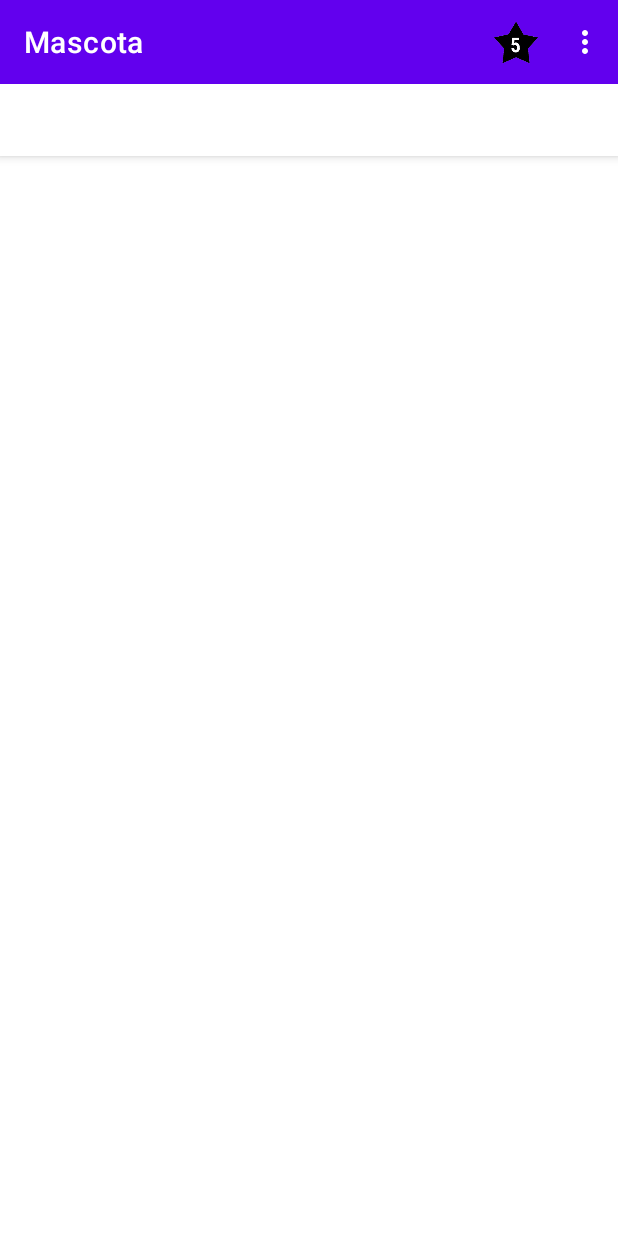
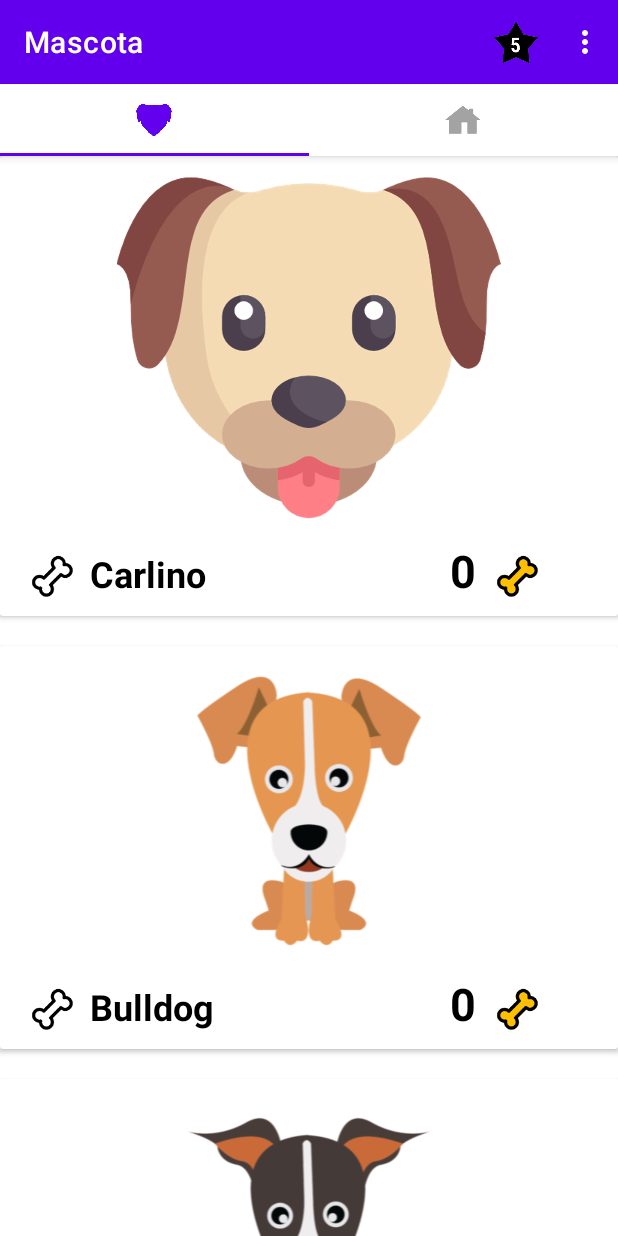
Before and after one commit to josegago82/Mascota, an Android app: the screen it shows after launch (MainActivity), on a phone screen of 412 x 824 dp. Run offline under Robolectric (Android 15) with nearby library versions, the phone set to English and light mode, and no system bars.

Commit message:
Initial commit

```diff
--- /dev/null
+++ b/app/src/main/java/com/josp/mascota/DB/BaseDatos.java
@@ -0,0 +1,121 @@
+package com.josp.mascota.DB;
+
+import android.content.ContentValues;
+import android.content.Context;
+import android.database.Cursor;
+import android.database.sqlite.SQLiteDatabase;
+import android.database.sqlite.SQLiteOpenHelper;
+
+import androidx.annotation.Nullable;
+
+import com.josp.mascota.Mascota;
+
+import java.util.ArrayList;
+
+public class BaseDatos extends SQLiteOpenHelper {
+
+    private final Context context;
+
+    public BaseDatos(@Nullable Context context) {
+        super(context, ConstantesBaseDatos.DATABASE_NAME, null, ConstantesBaseDatos.DATABASE_VERSION);
+        this.context = context;
+    }
+
+    @Override
+    public void onCreate(SQLiteDatabase db) {
+        String queryCrearTablaMascota = "CREATE TABLE " + ConstantesBaseDatos.TABLE_MASCOTAS + "(" +
+                ConstantesBaseDatos.TABLE_MASCOTAS_ID + " INTEGER PRIMARY KEY AUTOINCREMENT, " +
+                ConstantesBaseDatos.TABLE_MASCOTAS_FOTO + " INTEGER, " +
+                ConstantesBaseDatos.TABLE_MASCOTAS_FOTO_HUESO + " INTEGER, " +
+                ConstantesBaseDatos.TABLE_MASCOTAS_NAME + " TEXT, " +
+                ConstantesBaseDatos.TABLE_MASCOTAS_PUNTUACION + " INTEGER, " +
+                ConstantesBaseDatos.TABLE_MASCOTAS_FOTO_HUESOAMARILLO + " INTEGER" +
+                ")";
+
+        String queryCrearTablaLikesMascotas = "CREATE TABLE " + ConstantesBaseDatos.TABLE_LIKES_MASCOTAS + "(" +
+                ConstantesBaseDatos.TABLE_LIKES_MASCOTAS_ID + " INTEGER PRIMARY KEY AUTOINCREMENT, " +
+                ConstantesBaseDatos.TABLE_LIKES_MASCOTAS_ID_MASCOTAS + " INTEGER, " +
+                ConstantesBaseDatos.TABLE_LIKES_MASCOTAS_ID_NUMERO_LIKES + " INTEGER, " +
+                "FOREIGN KEY (" + ConstantesBaseDatos.TABLE_LIKES_MASCOTAS_ID_MASCOTAS + ") " +
+                "REFERENCES " + ConstantesBaseDatos.TABLE_MASCOTAS + "(" + ConstantesBaseDatos.TABLE_MASCOTAS_ID + ")" +
+                ")";
+
+        db.execSQL(queryCrearTablaMascota);
+        db.execSQL(queryCrearTablaLikesMascotas);
+
+    }
+
+    @Override
+    public void onUpgrade(SQLiteDatabase db, int oldVersion, int newVersion) {
+
+        db.execSQL("DROP TABLE IF EXITS " + ConstantesBaseDatos.TABLE_MASCOTAS);
+        db.execSQL("DROP TABLE IF EXITS " + ConstantesBaseDatos.TABLE_LIKES_MASCOTAS);
+        onCreate(db);
+    }
+
+    public ArrayList<Mascota> obtenerTodasMascotas() {
+        ArrayList<Mascota> mascotas = new ArrayList<>();
+
+        String query = "SELECT * FROM " + ConstantesBaseDatos.TABLE_MASCOTAS;
+        SQLiteDatabase db = this.getWritableDatabase();
+        Cursor registros = db.rawQuery(query, null);
+
+        while (registros.moveToNext()) {
+            Mascota mascotaActual = new Mascota();
+            mascotaActual.setId(registros.getInt(0));
+            mascotaActual.setFotomascota(registros.getInt(1));
+            mascotaActual.setHueso(registros.getInt(2));
+            mascotaActual.setNombre(registros.getString(3));
+            /*mascotaActual.setPuntuacion(registros.getInt(4));*/
+            mascotaActual.setHuesoamarillo(registros.getInt(5));
+
+            String queryLikes = "SELECT COUNT(" + ConstantesBaseDatos.TABLE_LIKES_MASCOTAS_ID_NUMERO_LIKES + ") as likes" +
+                    " FROM " + ConstantesBaseDatos.TABLE_LIKES_MASCOTAS +
+                    " WHERE " + ConstantesBaseDatos.TABLE_LIKES_MASCOTAS_ID + "=" + mascotaActual.getId();
+
+            Cursor registrosLikes = db.rawQuery(queryLikes, null);
+            if (registrosLikes.moveToNext()) {
+                mascotaActual.setPuntuacion(registrosLikes.getInt(0));
+            } else {
+                mascotaActual.setPuntuacion(0);
+            }
+
+            mascotas.add(mascotaActual);
+        }
+
+        db.close();
+
+        return mascotas;
+    }
+
+    public void insertarMascota(ContentValues contentValues) {
+        SQLiteDatabase db = this.getWritableDatabase();
+        db.insert(ConstantesBaseDatos.TABLE_MASCOTAS, null, contentValues);
+        db.close();
+    }
+
+    public void insertarLikeMascota(ContentValues contentValues) {
+        SQLiteDatabase db = this.getWritableDatabase();
+        db.insert(ConstantesBaseDatos.TABLE_LIKES_MASCOTAS, null, contentValues);
+        db.close();
+    }
+
+    public int obtenerLikesMascota(Mascota mascota) {
+        int likes = 0;
+
+        String query = "SELECT COUNT(" + ConstantesBaseDatos.TABLE_LIKES_MASCOTAS_ID_NUMERO_LIKES + ")" +
+                " FROM " + ConstantesBaseDatos.TABLE_LIKES_MASCOTAS +
+                " WHERE " + ConstantesBaseDatos.TABLE_LIKES_MASCOTAS_ID_MASCOTAS + "=" + mascota.getId();
+
+        SQLiteDatabase db = this.getWritableDatabase();
+        Cursor registros = db.rawQuery(query, null);
+
+        if (registros.moveToNext()) {
+            likes = registros.getInt(0);
+        }
+
+        db.close();
+
+        return likes;
+    }
+}
--- /dev/null
+++ b/app/src/main/java/com/josp/mascota/DB/ConstructorMascosta.java
@@ -0,0 +1,105 @@
+package com.josp.mascota.DB;
+
+import android.content.ContentValues;
+import android.content.Context;
+
+import com.josp.mascota.Mascota;
+import com.josp.mascota.R;
+
+import java.util.ArrayList;
+
+public class ConstructorMascosta {
+
+    private static final int LIKE = 1;
+    private final Context context;
+
+    public ConstructorMascosta(Context context) {
+        this.context = context;
+    }
+
+    public ArrayList<Mascota> obtenerDatos() {
+
+  /*
+        ArrayList<Mascota> mascotas = new ArrayList<>();
+
+        mascotas.add(new Mascota(R.drawable.dog_icon,R.drawable.hueso,"Carlino",2,R.drawable.hueso_amarillo));
+        mascotas.add(new Mascota(R.drawable.dog_icon_2,R.drawable.hueso,"BullDog",4,R.drawable.hueso_amarillo));
+        mascotas.add(new Mascota(R.drawable.dog_icon_3,R.drawable.hueso,"Terrier",1,R.drawable.hueso_amarillo));
+        mascotas.add(new Mascota(R.drawable.dog_icon_4,R.drawable.hueso,"Huskie",5,R.drawable.hueso_amarillo));
+        mascotas.add(new Mascota(R.drawable.dog_icon_5,R.drawable.hueso,"Dogo",2,R.drawable.hueso_amarillo));
+        return mascotas;
+
+*/
+        BaseDatos db = new BaseDatos(context);
+        insertarTresMascotas(db);
+        return db.obtenerTodasMascotas();
+    }
+
+    public void insertarTresMascotas(BaseDatos db) {
+        ContentValues contentValues = new ContentValues();
+        contentValues.put(ConstantesBaseDatos.TABLE_MASCOTAS_FOTO, R.drawable.dog_icon);
+        contentValues.put(ConstantesBaseDatos.TABLE_MASCOTAS_FOTO_HUESO, R.drawable.hueso);
+        contentValues.put(ConstantesBaseDatos.TABLE_MASCOTAS_NAME, "Carlino");
+        contentValues.put(ConstantesBaseDatos.TABLE_MASCOTAS_PUNTUACION, 2);
+        contentValues.put(ConstantesBaseDatos.TABLE_MASCOTAS_FOTO_HUESOAMARILLO, R.drawable.hueso_amarillo);
+
+
+        db.insertarMascota(contentValues);
+
+
+        contentValues = new ContentValues();
+        contentValues.put(ConstantesBaseDatos.TABLE_MASCOTAS_FOTO, R.drawable.dog_icon_2);
+        contentValues.put(ConstantesBaseDatos.TABLE_MASCOTAS_FOTO_HUESO, R.drawable.hueso);
+        contentValues.put(ConstantesBaseDatos.TABLE_MASCOTAS_NAME, "Bulldog");
+        contentValues.put(ConstantesBaseDatos.TABLE_MASCOTAS_PUNTUACION, 4);
+        contentValues.put(ConstantesBaseDatos.TABLE_MASCOTAS_FOTO_HUESOAMARILLO, R.drawable.hueso_amarillo);
+
+
+        db.insertarMascota(contentValues);
+
+        contentValues = new ContentValues();
+        contentValues.put(ConstantesBaseDatos.TABLE_MASCOTAS_FOTO, R.drawable.dog_icon_3);
+        contentValues.put(ConstantesBaseDatos.TABLE_MASCOTAS_FOTO_HUESO, R.drawable.hueso);
+        contentValues.put(ConstantesBaseDatos.TABLE_MASCOTAS_NAME, "Terrier");
+        contentValues.put(ConstantesBaseDatos.TABLE_MASCOTAS_PUNTUACION, 1);
+        contentValues.put(ConstantesBaseDatos.TABLE_MASCOTAS_FOTO_HUESOAMARILLO, R.drawable.hueso_amarillo);
+
+
+        db.insertarMascota(contentValues);
+
+        contentValues = new ContentValues();
+        contentValues.put(ConstantesBaseDatos.TABLE_MASCOTAS_FOTO, R.drawable.dog_icon_4);
+        contentValues.put(ConstantesBaseDatos.TABLE_MASCOTAS_FOTO_HUESO, R.drawable.hueso);
+        contentValues.put(ConstantesBaseDatos.TABLE_MASCOTAS_NAME, "Hueskie");
+        contentValues.put(ConstantesBaseDatos.TABLE_MASCOTAS_PUNTUACION, 5);
+        contentValues.put(ConstantesBaseDatos.TABLE_MASCOTAS_FOTO_HUESOAMARILLO, R.drawable.hueso_amarillo);
+
+
+        db.insertarMascota(contentValues);
+
+        contentValues = new ContentValues();
+        contentValues.put(ConstantesBaseDatos.TABLE_MASCOTAS_FOTO, R.drawable.dog_icon_5);
+        contentValues.put(ConstantesBaseDatos.TABLE_MASCOTAS_FOTO_HUESO, R.drawable.hueso);
+        contentValues.put(ConstantesBaseDatos.TABLE_MASCOTAS_NAME, "Dogo");
+        contentValues.put(ConstantesBaseDatos.TABLE_MASCOTAS_PUNTUACION, 2);
+        contentValues.put(ConstantesBaseDatos.TABLE_MASCOTAS_FOTO_HUESOAMARILLO, R.drawable.hueso_amarillo);
+
+
+        db.insertarMascota(contentValues);
+    }
+
+    public void darLikeMascota(Mascota mascota) {
+        BaseDatos db = new BaseDatos(context);
+        ContentValues contentValues = new ContentValues();
+        contentValues.put(ConstantesBaseDatos.TABLE_LIKES_MASCOTAS_ID_MASCOTAS, mascota.getId());
+        contentValues.put(ConstantesBaseDatos.TABLE_LIKES_MASCOTAS_ID_NUMERO_LIKES, LIKE);
+        db.insertarLikeMascota(contentValues);
+
+    }
+
+    public int obtenerLikesMascota(Mascota mascota) {
+        BaseDatos db = new BaseDatos(context);
+        return db.obtenerLikesMascota(mascota);
+    }
+
+}
--- /dev/null
+++ b/app/src/main/java/com/josp/mascota/IRecyclerViewFragmentView.java
@@ -0,0 +1,12 @@
+package com.josp.mascota;
+
+import java.util.ArrayList;
+
+public interface IRecyclerViewFragmentView {
+
+    void generarLinearLayoutVertical();
+
+    MascotaAdaptador crearAdaptador(ArrayList<Mascota> mascotas);
+
+    void inicializarAdaptadorRV(MascotaAdaptador mascotas);
+}
--- a/app/src/main/java/com/josp/mascota/Mascota.java
+++ b/app/src/main/java/com/josp/mascota/Mascota.java
@@ -1,18 +1,51 @@
 package com.josp.mascota;
 
 public class Mascota {
+    public int Id;
+    private int puntuacion;
+    private int huesoamarillo;
     private int fotomascota;
     private int hueso;
     private String nombre;
 
-    public Mascota(int fotomascota, String puntuacion, int huesoamarillo) {
+    public Mascota(int id, int fotomascota, int hueso, String nombre, int puntuacion, int huesoamarillo) {
+        Id = id;
+        this.fotomascota = fotomascota;
+        this.hueso = hueso;
+        this.nombre = nombre;
+        this.puntuacion = puntuacion;
+        this.huesoamarillo = huesoamarillo;
+    }
+
+    public Mascota(int fotomascota, String nombre, int huesoamarillo) {
+        this.fotomascota = fotomascota;
+        this.nombre = nombre;
+        this.huesoamarillo = huesoamarillo;
+    }
+
+    public Mascota(int fotomascota, int hueso, String nombre, int puntuacion, int huesoamarillo) {
+        this.fotomascota = fotomascota;
+        this.hueso = hueso;
+        this.nombre = nombre;
+        this.puntuacion = puntuacion;
+        this.huesoamarillo = huesoamarillo;
+    }
+
+    public Mascota(int fotomascota, int puntuacion, int huesoamarillo) {
         this.fotomascota = fotomascota;
         this.puntuacion = puntuacion;
         this.huesoamarillo = huesoamarillo;
     }
 
-    private String puntuacion;
-    private int huesoamarillo;
+    public Mascota() {
+
+    }
+
+    public Mascota(String nombre, int puntuacion, int fotomascota) {
+        this.nombre = nombre;
+        this.puntuacion = puntuacion;
+        this.fotomascota = fotomascota;
+    }
 
     public int getFotomascota() {
         return fotomascota;
@@ -20,14 +53,6 @@ public class Mascota {
 
     public void setFotomascota(int fotomascota) {
         this.fotomascota = fotomascota;
-    }
-
-    public Mascota(int fotomascota, int hueso, String nombre, String puntuacion, int huesoamarillo) {
-        this.fotomascota = fotomascota;
-        this.hueso = hueso;
-        this.nombre = nombre;
-        this.puntuacion = puntuacion;
-        this.huesoamarillo = huesoamarillo;
     }
 
     public int getHueso() {
@@ -46,11 +71,11 @@ public class Mascota {
         this.nombre = nombre;
     }
 
-    public String getPuntuacion() {
+    public int getPuntuacion() {
         return puntuacion;
     }
 
-    public void setPuntuacion(String puntuacion) {
+    public void setPuntuacion(int puntuacion) {
         this.puntuacion = puntuacion;
     }
 
@@ -58,6 +83,14 @@ public class Mascota {
         return huesoamarillo;
     }
 
+    public int getId() {
+        return Id;
+    }
+
+    public void setId(int id) {
+        Id = id;
+    }
+
     public void setHuesoamarillo(int huesoamarillo) {
         this.huesoamarillo = huesoamarillo;
     }
--- a/app/src/main/java/com/josp/mascota/MascotaAdaptador.java
+++ b/app/src/main/java/com/josp/mascota/MascotaAdaptador.java
@@ -1,22 +1,29 @@
 package com.josp.mascota;
 
+import android.app.Activity;
+import android.content.Intent;
 import android.view.LayoutInflater;
 import android.view.View;
 import android.view.ViewGroup;
 import android.widget.ImageView;
 import android.widget.TextView;
+import android.widget.Toast;
 
 import androidx.annotation.NonNull;
 import androidx.recyclerview.widget.RecyclerView;
+
+import com.josp.mascota.DB.ConstructorMascosta;
 
 import java.util.ArrayList;
 
 public class MascotaAdaptador extends RecyclerView.Adapter<MascotaAdaptador.MascotaViewHolder>{
 
     ArrayList<Mascota> mascotas;
+    Activity activity;
 
-    public MascotaAdaptador(ArrayList<Mascota> mascotas){
+    public MascotaAdaptador(ArrayList<Mascota> mascotas, Activity activity) {
         this.mascotas = mascotas;
+        this.activity = activity;
     }
 
     @NonNull
@@ -32,8 +39,28 @@ public class MascotaAdaptador extends RecyclerView.Adapter<MascotaAdaptador.Masc
         mascotaViewHolder.imgMascota.setImageResource(mascota.getFotomascota());
         mascotaViewHolder.imgHueso.setImageResource(mascota.getHueso());
         mascotaViewHolder.tvNombreMascota.setText(mascota.getNombre());
-        mascotaViewHolder.tvMascotaScore.setText(mascota.getPuntuacion());
+        mascotaViewHolder.tvMascotaScore.setText(String.valueOf(mascota.getPuntuacion()));
         mascotaViewHolder.imgHuesoAmarillo.setImageResource(mascota.getHuesoamarillo());
+
+        mascotaViewHolder.imgMascota.setOnClickListener(new View.OnClickListener() {
+            @Override
+            public void onClick(View v) {
+                Toast.makeText(activity, mascota.getNombre(), Toast.LENGTH_SHORT).show();
+                Intent intent = new Intent(activity, MascotasFavoritas.class);
+                activity.startActivity(intent);
+            }
+        });
+
+        mascotaViewHolder.imgHueso.setOnClickListener(new View.OnClickListener() {
+            @Override
+            public void onClick(View v) {
+                Toast.makeText(activity, "Diste Like a " + mascota.getNombre(), Toast.LENGTH_SHORT).show();
+                ConstructorMascosta constructorMascosta = new ConstructorMascosta(activity);
+                constructorMascosta.darLikeMascota(mascota);
+                mascotaViewHolder.tvMascotaScore.setText(constructorMascosta.obtenerLikesMascota(mascota));
+            }
+        });
+
     }
 
     @Override
@@ -41,13 +68,13 @@ public class MascotaAdaptador extends RecyclerView.Adapter<MascotaAdaptador.Masc
         return mascotas.size();
     }
 
-    public static class MascotaViewHolder extends RecyclerView.ViewHolder{
+    public static class MascotaViewHolder extends RecyclerView.ViewHolder {
 
-        private ImageView imgMascota;
-        private ImageView imgHueso;
-        private TextView tvNombreMascota;
-        private TextView tvMascotaScore;
-        private ImageView imgHuesoAmarillo;
+        private final ImageView imgMascota;
+        private final ImageView imgHueso;
+        private final TextView tvNombreMascota;
+        private final TextView tvMascotaScore;
+        private final ImageView imgHuesoAmarillo;
 
         public MascotaViewHolder(@NonNull View itemView) {
             super(itemView);
--- /dev/null
+++ b/app/src/main/java/com/josp/mascota/PageAdapter.java
@@ -0,0 +1,29 @@
+package com.josp.mascota;
+
+import androidx.annotation.NonNull;
+import androidx.fragment.app.Fragment;
+import androidx.fragment.app.FragmentManager;
+import androidx.fragment.app.FragmentPagerAdapter;
+
+import java.util.ArrayList;
+
+public class PageAdapter extends FragmentPagerAdapter {
+
+    private ArrayList<Fragment> fragments;
+
+    public PageAdapter(@NonNull FragmentManager fm,ArrayList<Fragment> fragments) {
+        super(fm);
+        this.fragments = fragments;
+    }
+
+    @NonNull
+    @Override
+    public Fragment getItem(int position) {
+        return fragments.get(position);
+    }
+
+    @Override
+    public int getCount() {
+        return fragments.size();
+    }
+}
--- /dev/null
+++ b/app/src/main/java/com/josp/mascota/PerfilAdaptador.java
@@ -0,0 +1,59 @@
+package com.josp.mascota;
+
+import android.view.LayoutInflater;
+import android.view.View;
+import android.view.ViewGroup;
+import android.widget.ImageView;
+import android.widget.TextView;
+
+import androidx.annotation.NonNull;
+import androidx.recyclerview.widget.RecyclerView;
+
+import java.util.ArrayList;
+
+public class PerfilAdaptador extends RecyclerView.Adapter<PerfilAdaptador.PerfilViewHolder>{
+
+    public PerfilAdaptador(ArrayList<Mascota> mascotas){
+        this.mascotas = mascotas;
+
+    }
+
+    ArrayList<Mascota> mascotas;
+
+    @NonNull
+    @Override
+    public PerfilViewHolder onCreateViewHolder(@NonNull ViewGroup parent, int viewType) {
+
+        View v = LayoutInflater.from(parent.getContext()).inflate(R.layout.cardviewperfil, parent,false);
+        return new PerfilViewHolder(v);
+    }
+
+    @Override
+    public void onBindViewHolder(@NonNull PerfilViewHolder perfilViewHolder, int position) {
+        Mascota mascota = mascotas.get(position);
+        perfilViewHolder.imgMascota.setImageResource(mascota.getFotomascota());
+        perfilViewHolder.tvMascotaScore.setText(String.valueOf(mascota.getPuntuacion()));
+        perfilViewHolder.imgHuesoAmarillo.setImageResource(mascota.getHuesoamarillo());
+    }
+
+    @Override
+    public int getItemCount() {
+        return mascotas.size();
+    }
+
+    public static class PerfilViewHolder extends RecyclerView.ViewHolder {
+
+        private final ImageView imgMascota;
+        private final TextView tvMascotaScore;
+        private final ImageView imgHuesoAmarillo;
+
+        public PerfilViewHolder(@NonNull View itemView) {
+            super(itemView);
+
+            imgMascota = (ImageView) itemView.findViewById(R.id.imgMascota);
+            tvMascotaScore = (TextView) itemView.findViewById(R.id.tvMascotaScore);
+            imgHuesoAmarillo = (ImageView) itemView.findViewById(R.id.imgHuesoAmarillo);
+
+        }
+    }
+}
--- a/app/src/main/java/com/josp/mascota/PerfilFragment.java
+++ b/app/src/main/java/com/josp/mascota/PerfilFragment.java
@@ -1,17 +1,13 @@
 package com.josp.mascota;
 
 import android.os.Bundle;
-
-import androidx.fragment.app.Fragment;
-import androidx.recyclerview.widget.GridLayoutManager;
-import androidx.recyclerview.widget.LinearLayoutManager;
-import androidx.recyclerview.widget.RecyclerView;
-
 import android.view.LayoutInflater;
 import android.view.View;
 import android.view.ViewGroup;
 
-import com.josp.mascota.R;
+import androidx.fragment.app.Fragment;
+import androidx.recyclerview.widget.GridLayoutManager;
+import androidx.recyclerview.widget.RecyclerView;
 
 import java.util.ArrayList;
 
@@ -51,19 +47,19 @@ public class  PerfilFragment extends Fragment {
         listaMascotasperfil.setAdapter(adaptador);
     }
 
-    public void inicializarListaMascotas(){
+    public void inicializarListaMascotas() {
 
         mascotasperfil = new ArrayList<Mascota>();
 
-        mascotasperfil.add(new Mascota(R.drawable.dog_icon,"2",R.drawable.hueso_amarillo));
-        mascotasperfil.add(new Mascota(R.drawable.dog_icon,"4",R.drawable.hueso_amarillo));
-        mascotasperfil.add(new Mascota(R.drawable.dog_icon,"5",R.drawable.hueso_amarillo));
-        mascotasperfil.add(new Mascota(R.drawable.dog_icon,"6",R.drawable.hueso_amarillo));
-        mascotasperfil.add(new Mascota(R.drawable.dog_icon,"2",R.drawable.hueso_amarillo));
-        mascotasperfil.add(new Mascota(R.drawable.dog_icon,"1",R.drawable.hueso_amarillo));
-        mascotasperfil.add(new Mascota(R.drawable.dog_icon,"3",R.drawable.hueso_amarillo));
-        mascotasperfil.add(new Mascota(R.drawable.dog_icon,"4",R.drawable.hueso_amarillo));
-        mascotasperfil.add(new Mascota(R.drawable.dog_icon,"5",R.drawable.hueso_amarillo));
+        mascotasperfil.add(new Mascota(R.drawable.dog_icon, 2, R.drawable.hueso_amarillo));
+        mascotasperfil.add(new Mascota(R.drawable.dog_icon, 4, R.drawable.hueso_amarillo));
+        mascotasperfil.add(new Mascota(R.drawable.dog_icon, 5, R.drawable.hueso_amarillo));
+        mascotasperfil.add(new Mascota(R.drawable.dog_icon, 6, R.drawable.hueso_amarillo));
+        mascotasperfil.add(new Mascota(R.drawable.dog_icon, 2, R.drawable.hueso_amarillo));
+        mascotasperfil.add(new Mascota(R.drawable.dog_icon, 1, R.drawable.hueso_amarillo));
+        mascotasperfil.add(new Mascota(R.drawable.dog_icon, 3, R.drawable.hueso_amarillo));
+        mascotasperfil.add(new Mascota(R.drawable.dog_icon, 4, R.drawable.hueso_amarillo));
+        mascotasperfil.add(new Mascota(R.drawable.dog_icon, 5, R.drawable.hueso_amarillo));
 
     }
 }
--- a/app/src/main/java/com/josp/mascota/RecyclerViewFragments.java
+++ b/app/src/main/java/com/josp/mascota/RecyclerViewFragments.java
@@ -11,39 +11,28 @@ import androidx.fragment.app.Fragment;
 import androidx.recyclerview.widget.LinearLayoutManager;
 import androidx.recyclerview.widget.RecyclerView;
 
-import com.josp.mascota.R;
+import com.josp.mascota.presentador.IRecyclerViewFragmentPresenter;
+import com.josp.mascota.presentador.RecyclerViewFragmentPresenter;
 
 import java.util.ArrayList;
 
-public class RecyclerViewFragments extends Fragment {
-
+public class RecyclerViewFragments extends Fragment implements IRecyclerViewFragmentView {
     ArrayList<Mascota> mascotas;
     private RecyclerView listaMascotas;
+    private IRecyclerViewFragmentPresenter presenter;
 
     @Nullable
     @Override
     public View onCreateView(@NonNull LayoutInflater inflater, @Nullable ViewGroup container, @Nullable Bundle savedInstanceState) {
         //return super.onCreateView(inflater, container, savedInstanceState);
-        View v = inflater.inflate(R.layout.fragment_recyclerview, container,false);
-
+        View v = inflater.inflate(R.layout.fragment_recyclerview, container, false);
 
         listaMascotas = (RecyclerView) v.findViewById(R.id.rvMascotas);
-
-        LinearLayoutManager llm = new LinearLayoutManager(getActivity());
-        llm.setOrientation(LinearLayoutManager.VERTICAL);
-
-        listaMascotas.setLayoutManager(llm);
-        inicializarListaMascotas();
-        inicializarAdaptador();
-
-
+        presenter = new RecyclerViewFragmentPresenter(this, getContext());
         return v;
     }
-    public void inicializarAdaptador(){
-        MascotaAdaptador adaptador =  new MascotaAdaptador(mascotas);
-        listaMascotas.setAdapter(adaptador);
-    }
 
+    /*
     public void inicializarListaMascotas(){
 
         mascotas = new ArrayList<Mascota>();
@@ -55,4 +44,27 @@ public class RecyclerViewFragments extends Fragment {
         mascotas.add(new Mascota(R.drawable.dog_icon_5,R.drawable.hueso,"Dogo","2",R.drawable.hueso_amarillo));
 
     }
+
+     */
+
+    @Override
+    public void generarLinearLayoutVertical() {
+
+        LinearLayoutManager llm = new LinearLayoutManager(getActivity());
+        llm.setOrientation(LinearLayoutManager.VERTICAL);
+        listaMascotas.setLayoutManager(llm);
+
+    }
+
+    @Override
+    public MascotaAdaptador crearAdaptador(ArrayList<Mascota> mascotas) {
+        MascotaAdaptador adaptador = new MascotaAdaptador(mascotas, getActivity());
+        return adaptador;
+    }
+
+    @Override
+    public void inicializarAdaptadorRV(MascotaAdaptador adaptador) {
+
+        listaMascotas.setAdapter(adaptador);
+    }
 }
--- /dev/null
+++ b/app/src/main/java/com/josp/mascota/presentador/IRecyclerViewFragmentPresenter.java
@@ -0,0 +1,9 @@
+package com.josp.mascota.presentador;
+
+public interface IRecyclerViewFragmentPresenter {
+
+
+    void obtenerMascotasBaseDatos();
+
+    void mostrarMascotasRV();
+}
--- /dev/null
+++ b/app/src/main/java/com/josp/mascota/presentador/RecyclerViewFragmentPresenter.java
@@ -0,0 +1,43 @@
+package com.josp.mascota.presentador;
+
+import android.content.Context;
+
+import com.josp.mascota.DB.ConstructorMascosta;
+import com.josp.mascota.IRecyclerViewFragmentView;
+import com.josp.mascota.Mascota;
+
+import java.util.ArrayList;
+
+public class RecyclerViewFragmentPresenter implements IRecyclerViewFragmentPresenter {
+
+    private final IRecyclerViewFragmentView IRecyclerViewFragmentView;
+    private final Context context;
+    private ConstructorMascosta constructorMascota;
+    private ArrayList<Mascota> mascotas;
+
+    public RecyclerViewFragmentPresenter(IRecyclerViewFragmentView IRecyclerViewFragmentView, Context context) {
+        this.IRecyclerViewFragmentView = IRecyclerViewFragmentView;
+        this.context = context;
+        obtenerMascotasBaseDatos();
+
+    }
+
+
+    @Override
+    public void obtenerMascotasBaseDatos() {
+
+        constructorMascota = new ConstructorMascosta(context);
+        mascotas = constructorMascota.obtenerDatos();
+        mostrarMascotasRV();
+
+    }
+
+    @Override
+    public void mostrarMascotasRV() {
+        IRecyclerViewFragmentView.inicializarAdaptadorRV(IRecyclerViewFragmentView.crearAdaptador(mascotas));
+        IRecyclerViewFragmentView.generarLinearLayoutVertical();
+
+    }
+
+
+}
--- a/app/src/main/res/layout/cardviewmascotas.xml
+++ b/app/src/main/res/layout/cardviewmascotas.xml
@@ -18,6 +18,7 @@
             android:layout_width="match_parent"
             android:layout_height="wrap_content"
             android:src="@drawable/dog_icon"
+            android:onClick="irMascotasFavoritas"
             >
         </ImageView>
 
```
Also changed, not shown: app/src/main/java/com/josp/mascota/Contacto.java (added, +53 -0 lines), app/src/main/java/com/josp/mascota/DB/ConstantesBaseDatos.java (added, +22 -0 lines), app/src/main/res/layout/cardviewperfil.xml (added, +55 -0 lines).
